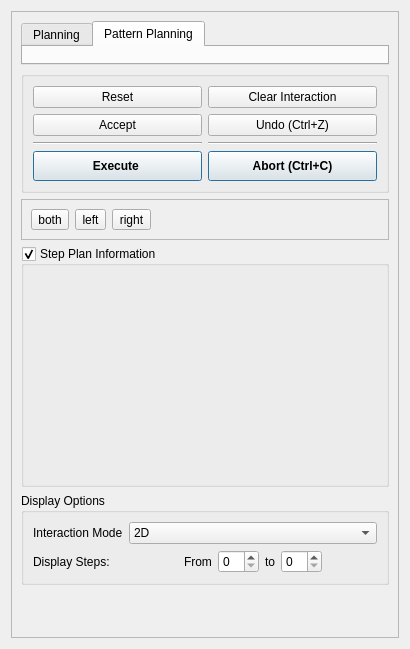
Old version of the form vigir_footstep_planning_rviz_plugin/ui_forms/paneldesign.ui in the repository team-vigir/vigir_footstep_planning_visual_tools.
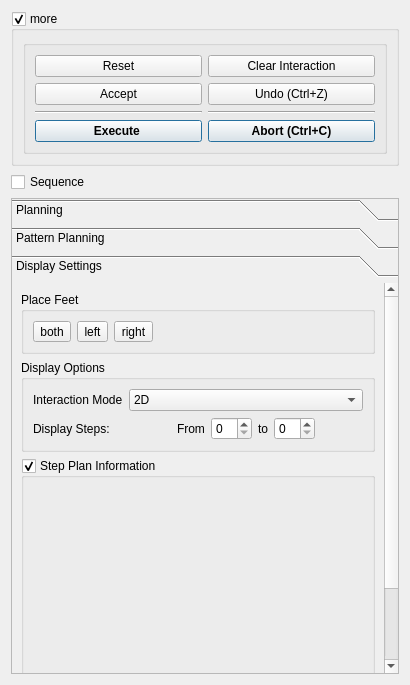
New version of the form. Custom widgets are drawn as their Qt base class.

```diff
--- a/vigir_footstep_planning_rviz_plugin/ui_forms/paneldesign.ui
+++ b/vigir_footstep_planning_rviz_plugin/ui_forms/paneldesign.ui
@@ -7,7 +7,7 @@
     <x>0</x>
     <y>0</y>
     <width>410</width>
-    <height>649</height>
+    <height>685</height>
    </rect>
   </property>
   <property name="sizePolicy">
@@ -27,47 +27,314 @@
   </property>
   <layout class="QVBoxLayout" name="verticalLayout_15">
    <item>
-    <widget class="QScrollArea" name="scrollArea_2">
-     <property name="sizePolicy">
-      <sizepolicy hsizetype="Expanding" vsizetype="Expanding">
-       <horstretch>0</horstretch>
-       <verstretch>0</verstretch>
-      </sizepolicy>
+    <widget class="QGroupBox" name="moreOptionsGroupBox">
+     <property name="minimumSize">
+      <size>
+       <width>0</width>
+       <height>0</height>
+      </size>
      </property>
-     <property name="horizontalScrollBarPolicy">
-      <enum>Qt::ScrollBarAlwaysOff</enum>
+     <property name="autoFillBackground">
+      <bool>false</bool>
      </property>
-     <property name="widgetResizable">
+     <property name="title">
+      <string>more</string>
+     </property>
+     <property name="flat">
       <bool>true</bool>
      </property>
-     <widget class="QWidget" name="scrollAreaWidgetContents_2">
+     <property name="checkable">
+      <bool>true</bool>
+     </property>
+     <layout class="QVBoxLayout" name="verticalLayout">
+      <item>
+       <widget class="QGroupBox" name="groupBox">
+        <property name="sizePolicy">
+         <sizepolicy hsizetype="Preferred" vsizetype="Fixed">
+          <horstretch>0</horstretch>
+          <verstretch>0</verstretch>
+         </sizepolicy>
+        </property>
+        <property name="title">
+         <string/>
+        </property>
+        <layout class="QGridLayout" name="gridLayout_3">
+         <item row="2" column="1">
+          <widget class="Line" name="line_2">
+           <property name="orientation">
+            <enum>Qt::Horizontal</enum>
+           </property>
+          </widget>
+         </item>
+         <item row="3" column="1">
+          <widget class="QPushButton" name="abortPushButton">
+           <property name="minimumSize">
+            <size>
+             <width>0</width>
+             <height>20</height>
+            </size>
+           </property>
+           <property name="font">
+            <font>
+             <weight>75</weight>
+             <bold>true</bold>
+            </font>
+           </property>
+           <property name="text">
+            <string>Abort (Ctrl+C)</string>
+           </property>
+           <property name="shortcut">
+            <string>Ctrl+C</string>
+           </property>
+           <property name="default">
+            <bool>true</bool>
+           </property>
+          </widget>
+         </item>
+         <item row="2" column="0">
+          <widget class="Line" name="line">
+           <property name="orientation">
+            <enum>Qt::Horizontal</enum>
+           </property>
+          </widget>
+         </item>
+         <item row="1" column="0">
+          <widget class="QPushButton" name="acceptPushButton">
+           <property name="text">
+            <string>Accept</string>
+           </property>
+           <property name="shortcut">
+            <string>A</string>
+           </property>
+          </widget>
+         </item>
+         <item row="1" column="1">
+          <widget class="QPushButton" name="undoPushButton">
+           <property name="text">
+            <string>Undo (Ctrl+Z)</string>
+           </property>
+           <property name="shortcut">
+            <string>Ctrl+Z</string>
+           </property>
+          </widget>
+         </item>
+         <item row="3" column="0">
+          <widget class="QPushButton" name="executePushButton">
+           <property name="minimumSize">
+            <size>
+             <width>0</width>
+             <height>20</height>
+            </size>
+           </property>
+           <property name="font">
+            <font>
+             <weight>75</weight>
+             <bold>true</bold>
+            </font>
+           </property>
+           <property name="text">
+            <string>Execute </string>
+           </property>
+           <property name="default">
+            <bool>true</bool>
+           </property>
+           <property name="flat">
+            <bool>false</bool>
+           </property>
+          </widget>
+         </item>
+         <item row="0" column="0">
+          <widget class="QPushButton" name="reset_pushButton">
+           <property name="text">
+            <string>Reset</string>
+           </property>
+           <property name="shortcut">
+            <string>Backspace</string>
+           </property>
+          </widget>
+         </item>
+         <item row="0" column="1">
+          <widget class="QPushButton" name="clearIMPushButton">
+           <property name="text">
+            <string>Clear Interaction</string>
+           </property>
+           <property name="shortcut">
+            <string>Esc</string>
+           </property>
+          </widget>
+         </item>
+        </layout>
+       </widget>
+      </item>
+     </layout>
+    </widget>
+   </item>
+   <item>
+    <widget class="QCheckBox" name="globalSequenceCheckBox">
+     <property name="text">
+      <string>Sequence</string>
+     </property>
+    </widget>
+   </item>
+   <item>
+    <widget class="QToolBox" name="tool_box">
+     <property name="minimumSize">
+      <size>
+       <width>300</width>
+       <height>300</height>
+      </size>
+     </property>
+     <property name="font">
+      <font>
+       <weight>50</weight>
+       <bold>false</bold>
+       <underline>false</underline>
+      </font>
+     </property>
+     <property name="frameShape">
+      <enum>QFrame::StyledPanel</enum>
+     </property>
+     <property name="frameShadow">
+      <enum>QFrame::Raised</enum>
+     </property>
+     <property name="midLineWidth">
+      <number>2</number>
+     </property>
+     <property name="currentIndex">
+      <number>2</number>
+     </property>
+     <widget class="vigir_footstep_planning_rviz_plugin::PlanningWidget" name="planningWidget">
       <property name="geometry">
        <rect>
         <x>0</x>
         <y>0</y>
         <width>390</width>
-        <height>629</height>
+        <height>380</height>
        </rect>
       </property>
-      <layout class="QGridLayout" name="gridLayout">
-       <item row="4" column="0">
-        <widget class="QTabWidget" name="tabWidget">
-         <property name="currentIndex">
-          <number>1</number>
+      <attribute name="label">
+       <string>Planning</string>
+      </attribute>
+     </widget>
+     <widget class="vigir_footstep_planning_rviz_plugin::PatternWidget" name="patternWidget">
+      <property name="geometry">
+       <rect>
+        <x>0</x>
+        <y>0</y>
+        <width>390</width>
+        <height>380</height>
+       </rect>
+      </property>
+      <attribute name="label">
+       <string>Pattern Planning</string>
+      </attribute>
+     </widget>
+     <widget class="QWidget" name="displaySettings">
+      <property name="geometry">
+       <rect>
+        <x>0</x>
+        <y>0</y>
+        <width>376</width>
+        <height>484</height>
+       </rect>
+      </property>
+      <attribute name="label">
+       <string>Display Settings</string>
+      </attribute>
+      <layout class="QVBoxLayout" name="verticalLayout_5">
+       <item>
+        <widget class="QGroupBox" name="groupBox_2">
+         <property name="sizePolicy">
+          <sizepolicy hsizetype="Preferred" vsizetype="Fixed">
+           <horstretch>0</horstretch>
+           <verstretch>0</verstretch>
+          </sizepolicy>
          </property>
-         <widget class="vigir_footstep_planning_rviz_plugin::PlanningWidget" name="planningWidget">
-          <attribute name="title">
-           <string>Planning</string>
-          </attribute>
-         </widget>
-         <widget class="vigir_footstep_planning_rviz_plugin::PatternWidget" name="patternWidget">
-          <attribute name="title">
-           <string>Pattern Planning</string>
-          </attribute>
-         </widget>
+         <property name="font">
+          <font>
+           <weight>50</weight>
+           <bold>false</bold>
+           <strikeout>false</strikeout>
+          </font>
+         </property>
+         <property name="title">
+          <string>Place Feet</string>
+         </property>
+         <layout class="QHBoxLayout" name="horizontalLayout">
+          <item>
+           <widget class="QToolButton" name="bothFeetToolButton">
+            <property name="text">
+             <string>both</string>
+            </property>
+            <property name="iconSize">
+             <size>
+              <width>45</width>
+              <height>30</height>
+             </size>
+            </property>
+            <property name="checkable">
+             <bool>true</bool>
+            </property>
+            <property name="toolButtonStyle">
+             <enum>Qt::ToolButtonTextUnderIcon</enum>
+            </property>
+           </widget>
+          </item>
+          <item>
+           <widget class="QToolButton" name="leftFootToolButton">
+            <property name="text">
+             <string>left</string>
+            </property>
+            <property name="iconSize">
+             <size>
+              <width>30</width>
+              <height>30</height>
+             </size>
+            </property>
+            <property name="checkable">
+             <bool>true</bool>
+            </property>
+            <property name="toolButtonStyle">
+             <enum>Qt::ToolButtonTextUnderIcon</enum>
+            </property>
+           </widget>
+          </item>
+          <item>
+           <widget class="QToolButton" name="rightFootToolButton">
+            <property name="text">
+             <string>right</string>
+            </property>
+            <property name="iconSize">
+             <size>
+              <width>30</width>
+              <height>30</height>
+             </size>
+            </property>
+            <property name="checkable">
+             <bool>true</bool>
+            </property>
+            <property name="toolButtonStyle">
+             <enum>Qt::ToolButtonTextUnderIcon</enum>
+            </property>
+           </widget>
+          </item>
+          <item>
+           <spacer name="horizontalSpacer_2">
+            <property name="orientation">
+             <enum>Qt::Horizontal</enum>
+            </property>
+            <property name="sizeHint" stdset="0">
+             <size>
+              <width>188</width>
+              <height>17</height>
+             </size>
+            </property>
+           </spacer>
+          </item>
+         </layout>
         </widget>
        </item>
-       <item row="9" column="0">
+       <item>
         <widget class="QGroupBox" name="displayGroupBox">
          <property name="sizePolicy">
           <sizepolicy hsizetype="Preferred" vsizetype="Fixed">
@@ -161,21 +428,14 @@
          </layout>
         </widget>
        </item>
-       <item row="13" column="0">
-        <spacer name="verticalSpacer">
-         <property name="orientation">
-          <enum>Qt::Vertical</enum>
-         </property>
-         <property name="sizeHint" stdset="0">
+       <item>
+        <widget class="QGroupBox" name="propertyGroupBox">
+         <property name="minimumSize">
           <size>
-           <width>20</width>
-           <height>40</height>
+           <width>0</width>
+           <height>300</height>
           </size>
          </property>
-        </spacer>
-       </item>
-       <item row="7" column="0">
-        <widget class="QGroupBox" name="groupBox_2">
          <property name="title">
           <string>Step Plan Information</string>
          </property>
@@ -188,7 +448,7 @@
             <property name="minimumSize">
              <size>
               <width>0</width>
-              <height>200</height>
+              <height>0</height>
              </size>
             </property>
            </widget>
@@ -196,213 +456,6 @@
          </layout>
         </widget>
        </item>
-       <item row="5" column="0">
-        <widget class="QGroupBox" name="groupBox">
-         <property name="sizePolicy">
-          <sizepolicy hsizetype="Preferred" vsizetype="Fixed">
-           <horstretch>0</horstretch>
-           <verstretch>0</verstretch>
-          </sizepolicy>
-         </property>
-         <property name="title">
-          <string/>
-         </property>
-         <layout class="QGridLayout" name="gridLayout_3">
-          <item row="2" column="1">
-           <widget class="Line" name="line_2">
-            <property name="orientation">
-             <enum>Qt::Horizontal</enum>
-            </property>
-           </widget>
-          </item>
-          <item row="3" column="1">
-           <widget class="QPushButton" name="abortPushButton">
-            <property name="minimumSize">
-             <size>
-              <width>0</width>
-              <height>30</height>
-             </size>
-            </property>
-            <property name="font">
-             <font>
-              <weight>75</weight>
-              <bold>true</bold>
-             </font>
-            </property>
-            <property name="text">
-             <string>Abort (Ctrl+C)</string>
-            </property>
-            <property name="shortcut">
-             <string>Ctrl+C</string>
-            </property>
-            <property name="default">
-             <bool>true</bool>
-            </property>
-           </widget>
-          </item>
-          <item row="2" column="0">
-           <widget class="Line" name="line">
-            <property name="orientation">
-             <enum>Qt::Horizontal</enum>
-            </property>
-           </widget>
-          </item>
-          <item row="1" column="0">
-           <widget class="QPushButton" name="acceptPushButton">
-            <property name="text">
-             <string>Accept</string>
-            </property>
-            <property name="shortcut">
-             <string>Return</string>
-            </property>
-           </widget>
-          </item>
-          <item row="1" column="1">
-           <widget class="QPushButton" name="undoPushButton">
-            <property name="text">
-             <string>Undo (Ctrl+Z)</string>
-            </property>
-            <property name="shortcut">
-             <string>Ctrl+Z</string>
-            </property>
-           </widget>
-          </item>
-          <item row="3" column="0">
-           <widget class="QPushButton" name="executePushButton">
-            <property name="minimumSize">
-             <size>
-              <width>0</width>
-              <height>30</height>
-             </size>
-            </property>
-            <property name="font">
-             <font>
-              <weight>75</weight>
-              <bold>true</bold>
-             </font>
-            </property>
-            <property name="text">
-             <string>Execute </string>
-            </property>
-            <property name="default">
-             <bool>true</bool>
-            </property>
-            <property name="flat">
-             <bool>false</bool>
-            </property>
-           </widget>
-          </item>
-          <item row="0" column="0">
-           <widget class="QPushButton" name="reset_pushButton">
-            <property name="text">
-             <string>Reset</string>
-            </property>
-            <property name="shortcut">
-             <string>Backspace</string>
-            </property>
-           </widget>
-          </item>
-          <item row="0" column="1">
-           <widget class="QPushButton" name="clearIMPushButton">
-            <property name="text">
-             <string>Clear Interaction</string>
-            </property>
-            <property name="shortcut">
-             <string>Esc</string>
-            </property>
-           </widget>
-          </item>
-         </layout>
-        </widget>
-       </item>
-       <item row="6" column="0">
-        <widget class="QFrame" name="frame">
-         <property name="sizePolicy">
-          <sizepolicy hsizetype="Preferred" vsizetype="Fixed">
-           <horstretch>0</horstretch>
-           <verstretch>0</verstretch>
-          </sizepolicy>
-         </property>
-         <property name="frameShape">
-          <enum>QFrame::StyledPanel</enum>
-         </property>
-         <property name="frameShadow">
-          <enum>QFrame::Raised</enum>
-         </property>
-         <layout class="QGridLayout" name="gridLayout_2">
-          <item row="0" column="1">
-           <widget class="QToolButton" name="leftFootToolButton">
-            <property name="text">
-             <string>left</string>
-            </property>
-            <property name="iconSize">
-             <size>
-              <width>30</width>
-              <height>30</height>
-             </size>
-            </property>
-            <property name="checkable">
-             <bool>true</bool>
-            </property>
-            <property name="toolButtonStyle">
-             <enum>Qt::ToolButtonTextUnderIcon</enum>
-            </property>
-           </widget>
-          </item>
-          <item row="0" column="0">
-           <widget class="QToolButton" name="bothFeetToolButton">
-            <property name="text">
-             <string>both</string>
-            </property>
-            <property name="iconSize">
-             <size>
-              <width>45</width>
-              <height>30</height>
-             </size>
-            </property>
-            <property name="checkable">
-             <bool>true</bool>
-            </property>
-            <property name="toolButtonStyle">
-             <enum>Qt::ToolButtonTextUnderIcon</enum>
-            </property>
-           </widget>
-          </item>
-          <item row="0" column="2">
-           <widget class="QToolButton" name="rightFootToolButton">
-            <property name="text">
-             <string>right</string>
-            </property>
-            <property name="iconSize">
-             <size>
-              <width>30</width>
-              <height>30</height>
-             </size>
-            </property>
-            <property name="checkable">
-             <bool>true</bool>
-            </property>
-            <property name="toolButtonStyle">
-             <enum>Qt::ToolButtonTextUnderIcon</enum>
-            </property>
-           </widget>
-          </item>
-          <item row="0" column="3">
-           <spacer name="horizontalSpacer_2">
-            <property name="orientation">
-             <enum>Qt::Horizontal</enum>
-            </property>
-            <property name="sizeHint" stdset="0">
-             <size>
-              <width>40</width>
-              <height>20</height>
-             </size>
-            </property>
-           </spacer>
-          </item>
-         </layout>
-        </widget>
-       </item>
       </layout>
      </widget>
     </widget>
```
Left out of the diff: 28 changed lines with no effect on the pictures.
